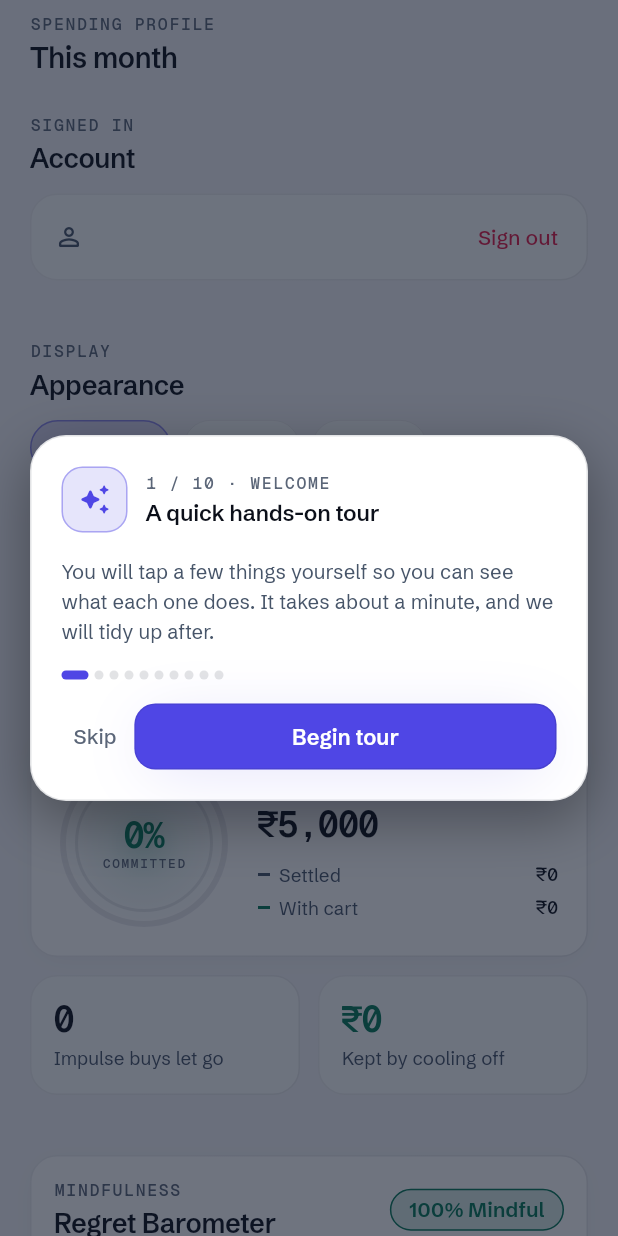
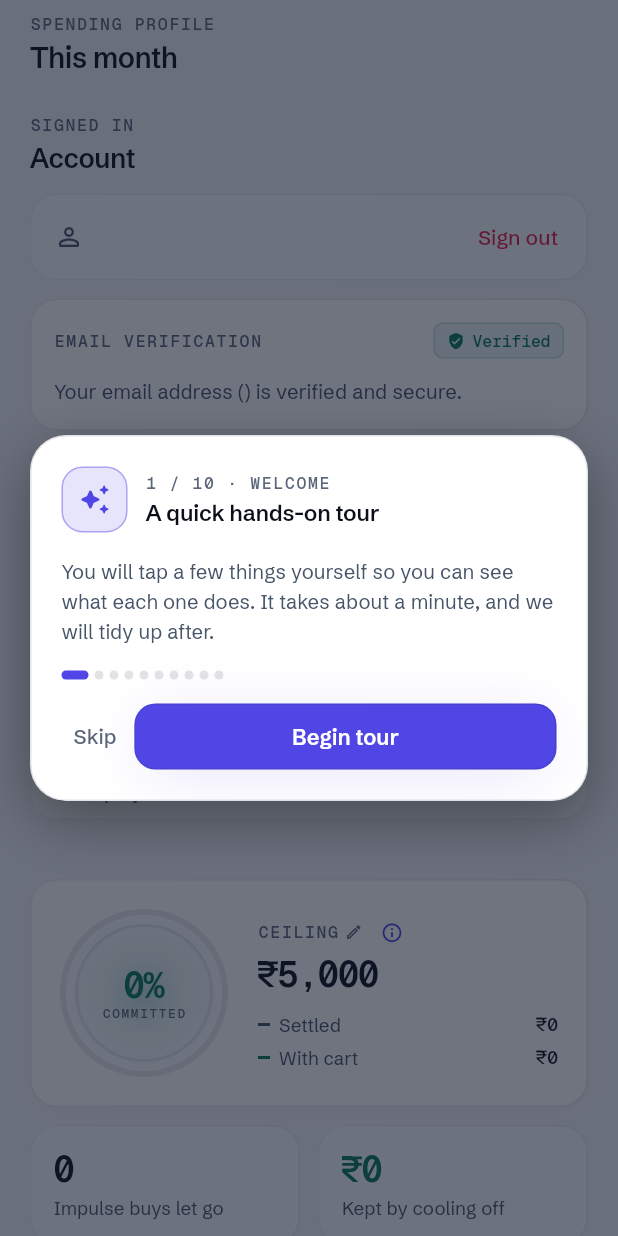
Before and after one commit to KrishKamra/Clarion, a Flutter app: the SpendingProfileScreen widget shown alone on an empty page, opened directly, on a phone screen of 412 x 824 dp. Run offline on Flutter 3.47's test engine with Material 3 defaults, Android fonts, the phone set to English and light mode, and no system bars; our stand-ins replace firebase_auth, firebase_core, flutter_local_notifications, flutter_riverpod, flutter_svg, google_sign_in and 3 more; accounts and stored records are empty.

Commit message:
Feat: implement Firebase email verification and status card

```diff
--- a/lib/features/auth/application/auth_service.dart
+++ b/lib/features/auth/application/auth_service.dart
@@ -10,6 +10,12 @@ import '../../../core/notifications/notification_service.dart';
 /// `AuthGate` overrides this for each account's provider scope.
 final currentUserProvider = Provider<User?>((ref) => null);
 
+/// Helper provider returning true if the currently signed-in user's email is verified.
+final isEmailVerifiedProvider = Provider<bool>((ref) {
+  final user = ref.watch(currentUserProvider);
+  return user?.emailVerified ?? false;
+});
+
 /// Thin wrapper over Firebase Auth. Every method throws [AuthFailure] with a
 /// message fit to show the user; a dismissed Google picker returns quietly.
 abstract final class AuthService {
@@ -21,10 +27,26 @@ abstract final class AuthService {
     () => _auth.signInWithEmailAndPassword(email: email, password: password),
   );
 
-  static Future<void> register(String email, String password) => _guard(
-    () =>
-        _auth.createUserWithEmailAndPassword(email: email, password: password),
-  );
+  static Future<void> register(String email, String password) => _guard(() async {
+    final cred = await _auth.createUserWithEmailAndPassword(
+      email: email,
+      password: password,
+    );
+    await cred.user?.sendEmailVerification();
+  });
+
+  static Future<void> sendEmailVerification() => _guard(() async {
+    final user = _auth.currentUser;
+    if (user != null && !user.emailVerified) {
+      await user.sendEmailVerification();
+    }
+  });
+
+  static Future<void> reloadUser() => _guard(() async {
+    await _auth.currentUser?.reload();
+  });
+
+  static bool get isEmailVerified => _auth.currentUser?.emailVerified ?? false;
 
   static Future<void> sendPasswordReset(String email) =>
       _guard(() => _auth.sendPasswordResetEmail(email: email));
--- a/lib/features/profile/presentation/spending_profile_screen.dart
+++ b/lib/features/profile/presentation/spending_profile_screen.dart
@@ -16,6 +16,7 @@ import '../../auth/application/auth_service.dart';
 import '../../decision/application/cooldown_controller.dart';
 import '../../tour/app_tour.dart';
 import 'widgets/ceiling_sheet.dart';
+import 'widgets/email_verification_card.dart';
 import 'widgets/envelope_card.dart';
 import 'widgets/pending_hold_tile.dart';
 import 'widgets/regret_barometer_card.dart';
@@ -52,6 +53,8 @@ class SpendingProfileScreen extends ConsumerWidget {
                 _AccountCard(
                   label: user.email ?? user.displayName ?? 'Clarion account',
                 ),
+                const SizedBox(height: AppSpacing.md),
+                EmailVerificationCard(user: user),
                 const SizedBox(height: AppSpacing.section),
               ],
               const SectionHeader(eyebrow: 'Display', title: 'Appearance'),
--- /dev/null
+++ b/lib/features/profile/presentation/widgets/email_verification_card.dart
@@ -0,0 +1,156 @@
+import 'package:firebase_auth/firebase_auth.dart';
+import 'package:flutter/material.dart';
+import 'package:flutter_riverpod/flutter_riverpod.dart';
+
+import '../../../../core/theme/app_colors.dart';
+import '../../../../core/theme/app_spacing.dart';
+import '../../../../core/theme/app_typography.dart';
+import '../../../../core/widgets/clarion_button.dart';
+import '../../../../core/widgets/dynamic_pill.dart';
+import '../../../../core/widgets/tactile_card.dart';
+import '../../../auth/application/auth_service.dart';
+
+/// Card displayed on the Spending Profile screen showing email verification
+/// status and providing options to resend verification links or refresh status.
+class EmailVerificationCard extends ConsumerStatefulWidget {
+  const EmailVerificationCard({super.key, required this.user});
+
+  final User user;
+
+  @override
+  ConsumerState<EmailVerificationCard> createState() =>
+      _EmailVerificationCardState();
+}
+
+class _EmailVerificationCardState
+    extends ConsumerState<EmailVerificationCard> {
+  bool _busy = false;
+
+  Future<void> _resendEmail() async {
+    setState(() => _busy = true);
+    try {
+      await AuthService.sendEmailVerification();
+      if (mounted) {
+        ScaffoldMessenger.of(context)
+          ..hideCurrentSnackBar()
+          ..showSnackBar(
+            SnackBar(
+              content: Text(
+                'Verification email sent to ${widget.user.email ?? 'your email'}. Check your inbox.',
+              ),
+            ),
+          );
+      }
+    } catch (e) {
+      if (mounted) {
+        ScaffoldMessenger.of(context)
+          ..hideCurrentSnackBar()
+          ..showSnackBar(
+            SnackBar(
+              content: Text(
+                e is AuthFailure ? e.message : 'Could not send verification email.',
+              ),
+            ),
+          );
+      }
+    } finally {
+      if (mounted) setState(() => _busy = false);
+    }
+  }
+
+  Future<void> _checkStatus() async {
+    setState(() => _busy = true);
+    try {
+      await AuthService.reloadUser();
+      if (mounted) {
+        final verified = AuthService.isEmailVerified;
+        setState(() {}); // trigger rebuild
+        ScaffoldMessenger.of(context)
+          ..hideCurrentSnackBar()
+          ..showSnackBar(
+            SnackBar(
+              content: Text(
+                verified
+                    ? 'Email verified successfully!'
+                    : 'Email not verified yet. Please click the link sent to your inbox.',
+              ),
+            ),
+          );
+      }
+    } catch (_) {
+      if (mounted) {
+        ScaffoldMessenger.of(context)
+          ..hideCurrentSnackBar()
+          ..showSnackBar(
+            const SnackBar(
+              content: Text('Could not refresh verification status.'),
+            ),
+          );
+      }
+    } finally {
+      if (mounted) setState(() => _busy = false);
+    }
+  }
+
+  @override
+  Widget build(BuildContext context) {
+    final verified = widget.user.emailVerified;
+    final email = widget.user.email ?? 'Account Email';
+
+    return TactileCard(
+      padding: const EdgeInsets.all(AppSpacing.lg),
+      child: Column(
+        crossAxisAlignment: CrossAxisAlignment.stretch,
+        children: [
+          Row(
+            children: [
+              Expanded(
+                child: Text('EMAIL VERIFICATION', style: AppTypography.overline),
+              ),
+              DynamicPill(
+                label: verified ? 'Verified' : 'Unverified',
+                icon: verified
+                    ? Icons.verified_user_rounded
+                    : Icons.mark_email_unread_outlined,
+                color: verified ? AppColors.emeraldGlow : AppColors.amber,
+                selected: true,
+              ),
+            ],
+          ),
+          const SizedBox(height: AppSpacing.md),
+          Text(
+            verified
+                ? 'Your email address ($email) is verified and secure.'
+                : 'Your email address ($email) is not verified yet. Verification secures your account and enables price watch alerts.',
+            style: AppTypography.bodySmall.copyWith(
+              color: AppColors.textSecondary,
+            ),
+          ),
+          if (!verified) ...[
+            const SizedBox(height: AppSpacing.lg),
+            Row(
+              children: [
+                Expanded(
+                  child: ClarionButton(
+                    label: 'Resend email',
+                    tone: ButtonTone.secondary,
+                    isLoading: _busy,
+                    onPressed: _busy ? null : _resendEmail,
+                  ),
+                ),
+                const SizedBox(width: AppSpacing.sm),
+                Expanded(
+                  child: ClarionButton(
+                    label: 'I’ve verified',
+                    isLoading: _busy,
+                    onPressed: _busy ? null : _checkStatus,
+                  ),
+                ),
+              ],
+            ),
+          ],
+        ],
+      ),
+    );
+  }
+}
```
Also changed, not shown: 1 other file.
